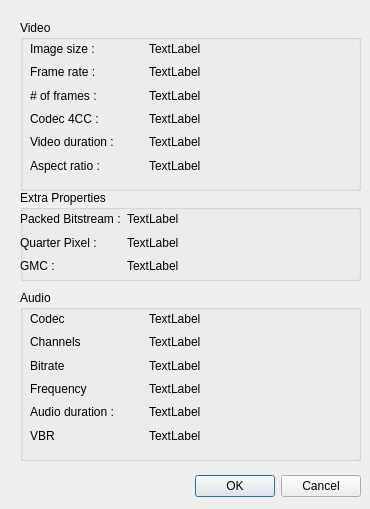
Before: the Qt Designer form branches/avidemux_2.4_branch/avidemux/ADM_userInterfaces/ADM_QT4/ADM_dialog/props.ui in BackupTheBerlios/avidemux-svn, drawn with Qt 5.
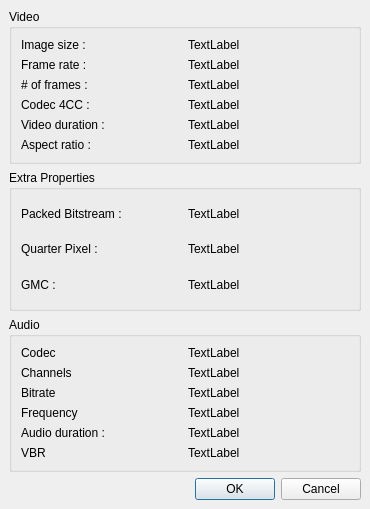
After: the same form once the commit is applied.

Commit message: connect more widget, fill comboxes

```diff
--- a/branches/avidemux_2.4_branch/avidemux/ADM_userInterfaces/ADM_QT4/ADM_dialog/props.ui
+++ b/branches/avidemux_2.4_branch/avidemux/ADM_userInterfaces/ADM_QT4/ADM_dialog/props.ui
@@ -12,110 +12,49 @@
   <property name="windowTitle" >
    <string>Dialog</string>
   </property>
-  <widget class="QGroupBox" name="groupBox_2" >
-   <property name="geometry" >
-    <rect>
-     <x>20</x>
-     <y>190</y>
-     <width>341</width>
-     <height>91</height>
-    </rect>
-   </property>
-   <property name="title" >
-    <string>Extra Properties</string>
-   </property>
-   <widget class="QWidget" name="" >
-    <property name="geometry" >
-     <rect>
-      <x>0</x>
-      <y>20</y>
-      <width>182</width>
-      <height>65</height>
-     </rect>
-    </property>
-    <layout class="QGridLayout" >
+  <layout class="QVBoxLayout" >
      <property name="margin" >
-      <number>0</number>
+    <number>9</number>
      </property>
      <property name="spacing" >
       <number>6</number>
      </property>
-     <item row="2" column="0" >
-      <widget class="QLabel" name="label_9" >
-       <property name="text" >
-        <string>GMC :</string>
-       </property>
-      </widget>
-     </item>
-     <item row="1" column="0" >
-      <widget class="QLabel" name="label_7" >
-       <property name="text" >
-        <string>Quarter Pixel :</string>
-       </property>
-      </widget>
-     </item>
-     <item row="0" column="0" >
-      <widget class="QLabel" name="label_8" >
-       <property name="text" >
-        <string>Packed Bitstream :</string>
-       </property>
-      </widget>
-     </item>
-     <item row="0" column="1" >
-      <widget class="QLabel" name="LabelPackedBitstream" >
-       <property name="text" >
-        <string>TextLabel</string>
-       </property>
-      </widget>
-     </item>
-     <item row="1" column="1" >
-      <widget class="QLabel" name="LabelQuarterPixel" >
-       <property name="text" >
-        <string>TextLabel</string>
-       </property>
-      </widget>
-     </item>
-     <item row="2" column="1" >
-      <widget class="QLabel" name="LabelGMC" >
-       <property name="text" >
-        <string>TextLabel</string>
-       </property>
-      </widget>
-     </item>
-    </layout>
-   </widget>
-  </widget>
+   <item>
   <widget class="QGroupBox" name="groupBox" >
-   <property name="geometry" >
-    <rect>
-     <x>20</x>
-     <y>20</y>
-     <width>341</width>
-     <height>171</height>
-    </rect>
-   </property>
    <property name="title" >
     <string>Video</string>
    </property>
    <property name="flat" >
     <bool>false</bool>
    </property>
-   <widget class="QWidget" name="" >
-    <property name="geometry" >
-     <rect>
-      <x>10</x>
-      <y>20</y>
-      <width>231</width>
-      <height>134</height>
-     </rect>
-    </property>
     <layout class="QGridLayout" >
      <property name="margin" >
-      <number>0</number>
+       <number>9</number>
      </property>
      <property name="spacing" >
       <number>6</number>
      </property>
+      <item row="1" column="1" >
+       <widget class="QLabel" name="labelFrameRate" >
+        <property name="text" >
+         <string>TextLabel</string>
+        </property>
+       </widget>
+      </item>
+      <item row="0" column="1" >
+       <widget class="QLabel" name="labeImageSize" >
+        <property name="text" >
+         <string>TextLabel</string>
+        </property>
+       </widget>
+      </item>
+      <item row="0" column="0" >
+       <widget class="QLabel" name="label" >
+        <property name="text" >
+         <string>Image size :</string>
+        </property>
+       </widget>
+      </item>
      <item row="1" column="0" >
       <widget class="QLabel" name="label_2" >
        <property name="text" >
@@ -123,6 +62,13 @@
        </property>
       </widget>
      </item>
+      <item row="2" column="0" >
+       <widget class="QLabel" name="label_3" >
+        <property name="text" >
+         <string># of frames : </string>
+        </property>
+       </widget>
+      </item>
      <item row="3" column="0" >
       <widget class="QLabel" name="label_4" >
        <property name="text" >
@@ -130,34 +76,6 @@
        </property>
       </widget>
      </item>
-     <item row="0" column="1" >
-      <widget class="QLabel" name="labeImageSize" >
-       <property name="text" >
-        <string>TextLabel</string>
-       </property>
-      </widget>
-     </item>
-     <item row="1" column="1" >
-      <widget class="QLabel" name="labelFrameRate" >
-       <property name="text" >
-        <string>TextLabel</string>
-       </property>
-      </widget>
-     </item>
-     <item row="5" column="1" >
-      <widget class="QLabel" name="LabelAspectRatio" >
-       <property name="text" >
-        <string>TextLabel</string>
-       </property>
-      </widget>
-     </item>
-     <item row="0" column="0" >
-      <widget class="QLabel" name="label" >
-       <property name="text" >
-        <string>Image size :</string>
-       </property>
-      </widget>
-     </item>
      <item row="4" column="0" >
       <widget class="QLabel" name="label_5" >
        <property name="text" >
@@ -172,27 +90,13 @@
        </property>
       </widget>
      </item>
-     <item row="3" column="1" >
-      <widget class="QLabel" name="label4CC" >
+      <item row="5" column="1" >
+       <widget class="QLabel" name="LabelAspectRatio" >
        <property name="text" >
         <string>TextLabel</string>
        </property>
       </widget>
      </item>
-     <item row="2" column="1" >
-      <widget class="QLabel" name="labelNbOfFrames" >
-       <property name="text" >
-        <string>TextLabel</string>
-       </property>
-      </widget>
-     </item>
-     <item row="2" column="0" >
-      <widget class="QLabel" name="label_3" >
-       <property name="text" >
-        <string># of frames : </string>
-       </property>
-      </widget>
-     </item>
      <item row="4" column="1" >
       <widget class="QLabel" name="labelVideoDuration" >
        <property name="text" >
@@ -200,40 +104,158 @@
        </property>
       </widget>
      </item>
-    </layout>
-   </widget>
-  </widget>
+      <item row="2" column="1" >
+       <widget class="QLabel" name="labelNbOfFrames" >
+        <property name="text" >
+         <string>TextLabel</string>
+        </property>
+       </widget>
+      </item>
+      <item row="3" column="1" >
+       <widget class="QLabel" name="label4CC" >
+        <property name="text" >
+         <string>TextLabel</string>
+        </property>
+       </widget>
+      </item>
+     </layout>
+    </widget>
+   </item>
+   <item>
+    <widget class="QGroupBox" name="groupBox_2" >
+     <property name="title" >
+      <string>Extra Properties</string>
+     </property>
+     <layout class="QGridLayout" >
+      <property name="margin" >
+       <number>9</number>
+      </property>
+      <property name="spacing" >
+       <number>6</number>
+      </property>
+      <item row="1" column="0" >
+       <widget class="QLabel" name="label_7" >
+        <property name="text" >
+         <string>Quarter Pixel :</string>
+        </property>
+       </widget>
+      </item>
+      <item row="1" column="1" >
+       <widget class="QLabel" name="LabelQuarterPixel" >
+        <property name="text" >
+         <string>TextLabel</string>
+        </property>
+       </widget>
+      </item>
+      <item row="2" column="0" >
+       <widget class="QLabel" name="label_9" >
+        <property name="text" >
+         <string>GMC :</string>
+        </property>
+       </widget>
+      </item>
+      <item row="0" column="1" >
+       <widget class="QLabel" name="LabelPackedBitstream" >
+        <property name="text" >
+         <string>TextLabel</string>
+        </property>
+       </widget>
+      </item>
+      <item row="0" column="0" >
+       <widget class="QLabel" name="label_8" >
+        <property name="text" >
+         <string>Packed Bitstream :</string>
+        </property>
+       </widget>
+      </item>
+      <item row="2" column="1" >
+       <widget class="QLabel" name="LabelGMC" >
+        <property name="text" >
+         <string>TextLabel</string>
+        </property>
+       </widget>
+      </item>
+     </layout>
+    </widget>
+   </item>
+   <item>
   <widget class="QGroupBox" name="groupBox_3" >
-   <property name="geometry" >
-    <rect>
-     <x>20</x>
-     <y>290</y>
-     <width>341</width>
-     <height>171</height>
-    </rect>
-   </property>
    <property name="title" >
     <string>Audio</string>
    </property>
    <property name="flat" >
     <bool>false</bool>
    </property>
-   <widget class="QWidget" name="layoutWidget" >
-    <property name="geometry" >
-     <rect>
-      <x>10</x>
-      <y>20</y>
-      <width>231</width>
-      <height>134</height>
-     </rect>
-    </property>
     <layout class="QGridLayout" >
      <property name="margin" >
-      <number>0</number>
+       <number>9</number>
      </property>
      <property name="spacing" >
       <number>6</number>
      </property>
+      <item row="4" column="1" >
+       <widget class="QLabel" name="labelAudioDuration" >
+        <property name="text" >
+         <string>TextLabel</string>
+        </property>
+       </widget>
+      </item>
+      <item row="2" column="0" >
+       <widget class="QLabel" name="label_15" >
+        <property name="text" >
+         <string>Bitrate</string>
+        </property>
+       </widget>
+      </item>
+      <item row="2" column="1" >
+       <widget class="QLabel" name="labelBitrate" >
+        <property name="text" >
+         <string>TextLabel</string>
+        </property>
+       </widget>
+      </item>
+      <item row="3" column="1" >
+       <widget class="QLabel" name="labelFrequency" >
+        <property name="text" >
+         <string>TextLabel</string>
+        </property>
+       </widget>
+      </item>
+      <item row="5" column="0" >
+       <widget class="QLabel" name="label_14" >
+        <property name="text" >
+         <string>VBR</string>
+        </property>
+       </widget>
+      </item>
+      <item row="4" column="0" >
+       <widget class="QLabel" name="label_13" >
+        <property name="text" >
+         <string>Audio duration :</string>
+        </property>
+       </widget>
+      </item>
+      <item row="5" column="1" >
+       <widget class="QLabel" name="labelVBR" >
+        <property name="text" >
+         <string>TextLabel</string>
+        </property>
+       </widget>
+      </item>
+      <item row="1" column="1" >
+       <widget class="QLabel" name="labelChannels" >
+        <property name="text" >
+         <string>TextLabel</string>
+        </property>
+       </widget>
+      </item>
+      <item row="0" column="1" >
+       <widget class="QLabel" name="labelACodec" >
+        <property name="text" >
+         <string>TextLabel</string>
+        </property>
+       </widget>
+      </item>
      <item row="1" column="0" >
       <widget class="QLabel" name="label_10" >
        <property name="text" >
@@ -241,34 +263,6 @@
        </property>
       </widget>
      </item>
-     <item row="3" column="0" >
-      <widget class="QLabel" name="label_11" >
-       <property name="text" >
-        <string>Frequency</string>
-       </property>
-      </widget>
-     </item>
-     <item row="0" column="1" >
-      <widget class="QLabel" name="labelACodec" >
-       <property name="text" >
-        <string>TextLabel</string>
-       </property>
-      </widget>
-     </item>
-     <item row="1" column="1" >
-      <widget class="QLabel" name="labelChannels" >
-       <property name="text" >
-        <string>TextLabel</string>
-       </property>
-      </widget>
-     </item>
-     <item row="5" column="1" >
-      <widget class="QLabel" name="labelVBR" >
-       <property name="text" >
-        <string>TextLabel</string>
-       </property>
-      </widget>
-     </item>
      <item row="0" column="0" >
       <widget class="QLabel" name="label_12" >
        <property name="text" >
@@ -276,60 +270,18 @@
        </property>
       </widget>
      </item>
-     <item row="4" column="0" >
-      <widget class="QLabel" name="label_13" >
+      <item row="3" column="0" >
+       <widget class="QLabel" name="label_11" >
        <property name="text" >
-        <string>Audio duration :</string>
-       </property>
-      </widget>
-     </item>
-     <item row="5" column="0" >
-      <widget class="QLabel" name="label_14" >
-       <property name="text" >
-        <string>VBR</string>
-       </property>
-      </widget>
-     </item>
-     <item row="3" column="1" >
-      <widget class="QLabel" name="labelFrequency" >
-       <property name="text" >
-        <string>TextLabel</string>
-       </property>
-      </widget>
-     </item>
-     <item row="2" column="1" >
-      <widget class="QLabel" name="labelBitrate" >
-       <property name="text" >
-        <string>TextLabel</string>
-       </property>
-      </widget>
-     </item>
-     <item row="2" column="0" >
-      <widget class="QLabel" name="label_15" >
-       <property name="text" >
-        <string>Bitrate</string>
-       </property>
-      </widget>
-     </item>
-     <item row="4" column="1" >
-      <widget class="QLabel" name="labelAudioDuration" >
-       <property name="text" >
-        <string>TextLabel</string>
+         <string>Frequency</string>
        </property>
       </widget>
      </item>
     </layout>
    </widget>
-  </widget>
+   </item>
+   <item>
   <widget class="QDialogButtonBox" name="buttonBox" >
-   <property name="geometry" >
-    <rect>
-     <x>20</x>
-     <y>470</y>
-     <width>341</width>
-     <height>32</height>
-    </rect>
-   </property>
    <property name="orientation" >
     <enum>Qt::Horizontal</enum>
    </property>
@@ -337,6 +289,8 @@
     <set>QDialogButtonBox::Cancel|QDialogButtonBox::NoButton|QDialogButtonBox::Ok</set>
    </property>
   </widget>
+   </item>
+  </layout>
  </widget>
  <resources/>
  <connections>
```
Lines whose indentation alone changed are shown as unchanged. The commit also changes 3 other files.
